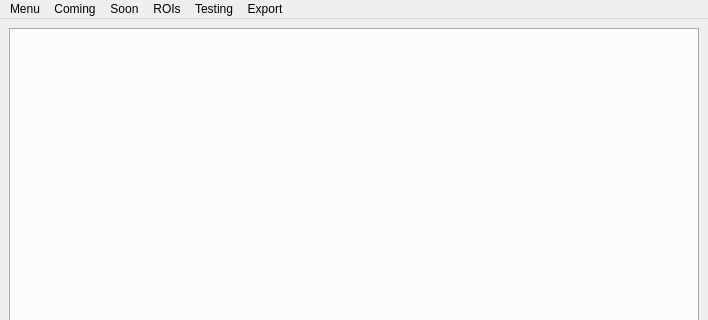
This is mp_MainWindow.ui in andregouws/mrMeshPy as Qt 5 draws it before an edit; both pictures show x 0 to 708 and y 0 to 320 of the 708 by 550 pixel window. The edited form follows.
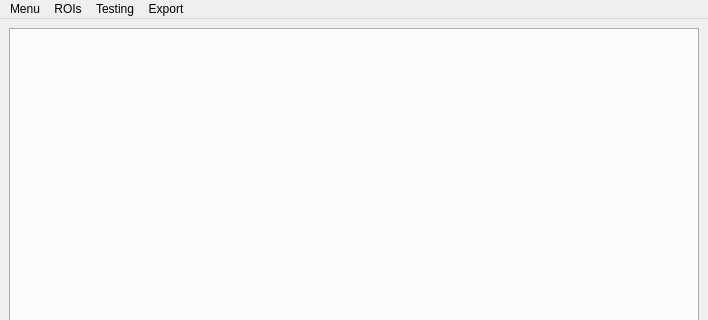
This is the edited form.

The edit to the form file:
```diff
--- a/mp_MainWindow.ui
+++ b/mp_MainWindow.ui
@@ -57,7 +57,7 @@
      <x>0</x>
      <y>0</y>
      <width>708</width>
-     <height>19</height>
+     <height>24</height>
     </rect>
    </property>
    <property name="nativeMenuBar">
@@ -67,17 +67,7 @@
     <property name="title">
      <string>Menu</string>
     </property>
-   </widget>
-   <widget class="QMenu" name="menuComing">
-    <property name="title">
-     <string>Coming</string>
-    </property>
-    <addaction name="actionSoon"/>
-   </widget>
-   <widget class="QMenu" name="menuSoon">
-    <property name="title">
-     <string>Soon</string>
-    </property>
+    <addaction name="actionUnder_development"/>
    </widget>
    <widget class="QMenu" name="menuROIs">
     <property name="title">
@@ -103,8 +93,6 @@
     <addaction name="actionExport_Surface_to_stl"/>
    </widget>
    <addaction name="menuMenu"/>
-   <addaction name="menuComing"/>
-   <addaction name="menuSoon"/>
    <addaction name="menuROIs"/>
    <addaction name="menuTesting"/>
    <addaction name="menuExport"/>
```
Left out of the diff: 7 changed lines with no effect on the pictures.
